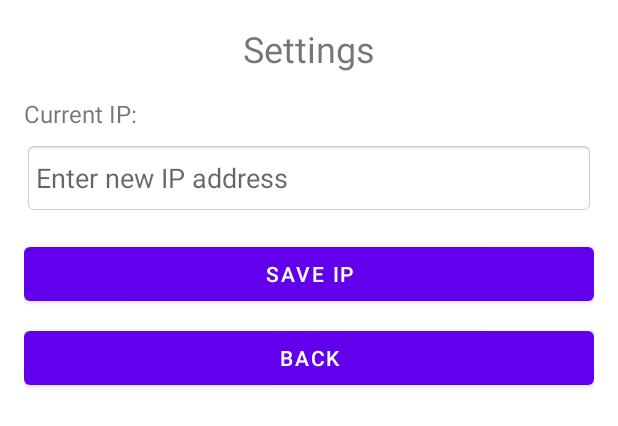
After one commit to FabianPavel/Final-Project, an Android app: the layout settings_layout.xml on its own in the app's theme, with its tools: preview values and no code run, on a phone screen of 412 x 824 dp. The commit adds this screen. Shown: the top 426 px of the screen. Run offline under Robolectric (Android 15) with nearby library versions, the phone set to English and light mode, and no system bars.

Commit message:
added docs

```diff
--- /dev/null
+++ b/MaturitaApp/app/src/main/res/layout/settings_layout.xml
@@ -0,0 +1,54 @@
+<?xml version="1.0" encoding="utf-8"?>
+<LinearLayout xmlns:android="http://schemas.android.com/apk/res/android"
+    android:layout_width="match_parent"
+    android:layout_height="match_parent"
+    android:orientation="vertical"
+    android:padding="16dp">
+
+    <!-- Title of Settings -->
+    <TextView
+        android:id="@+id/tvSettingsTitle"
+        android:layout_width="wrap_content"
+        android:layout_height="wrap_content"
+        android:text="Settings"
+        android:textSize="24sp"
+        android:layout_gravity="center"
+        android:paddingBottom="16dp" />
+
+    <!-- Current IP Address -->
+    <TextView
+        android:id="@+id/tvCurrentIp"
+        android:layout_width="match_parent"
+        android:layout_height="wrap_content"
+        android:text="Current IP: "
+        android:textSize="16sp"
+        android:paddingBottom="8dp" />
+
+    <!-- Input for new IP -->
+    <EditText
+        android:id="@+id/etNewIp"
+        android:layout_width="match_parent"
+        android:layout_height="wrap_content"
+        android:background="@android:drawable/editbox_background_normal"
+        android:hint="Enter new IP address"
+        android:inputType="text"
+        android:minHeight="48dp"
+        android:padding="8dp" />
+
+    <!-- Save Button -->
+    <Button
+        android:id="@+id/btnSaveIp"
+        android:layout_width="match_parent"
+        android:layout_height="wrap_content"
+        android:text="Save IP"
+        android:layout_marginTop="16dp" />
+
+    <!-- Back Button -->
+    <Button
+        android:id="@+id/btnBack"
+        android:layout_width="match_parent"
+        android:layout_height="wrap_content"
+        android:text="Back"
+        android:layout_marginTop="8dp" />
+
+</LinearLayout>
```
Also changed, not shown: MaturitaApp/app/src/main/java/com/example/maturitaapp/MainActivity.java (+57 -25 lines), 2 other files.
